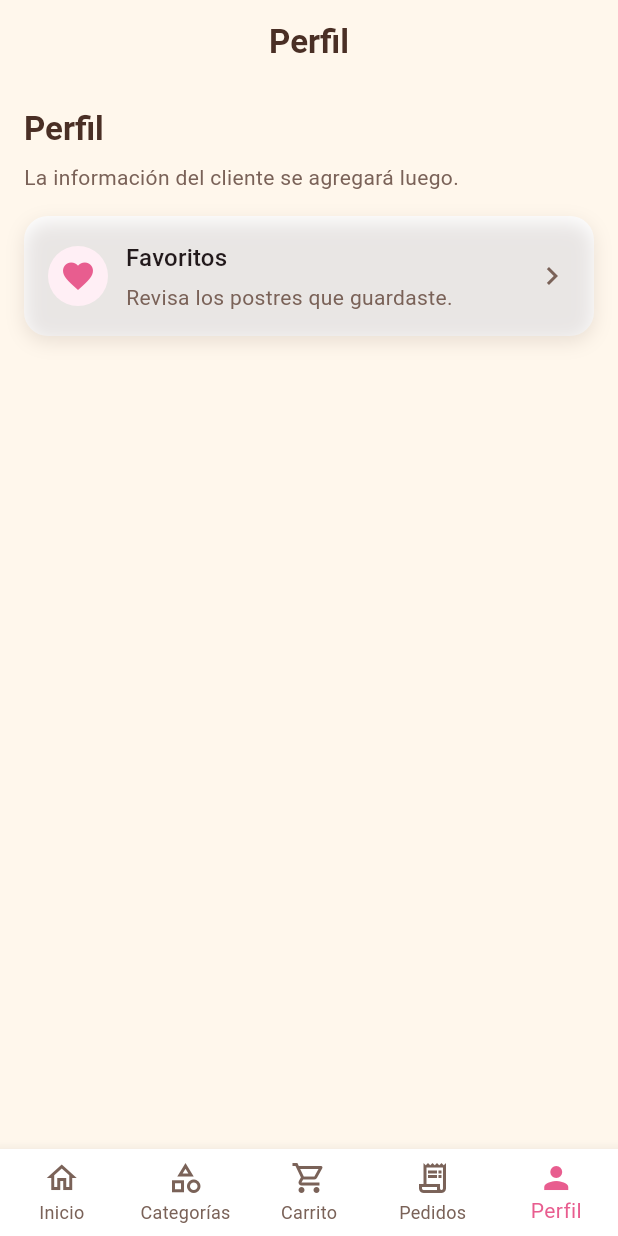
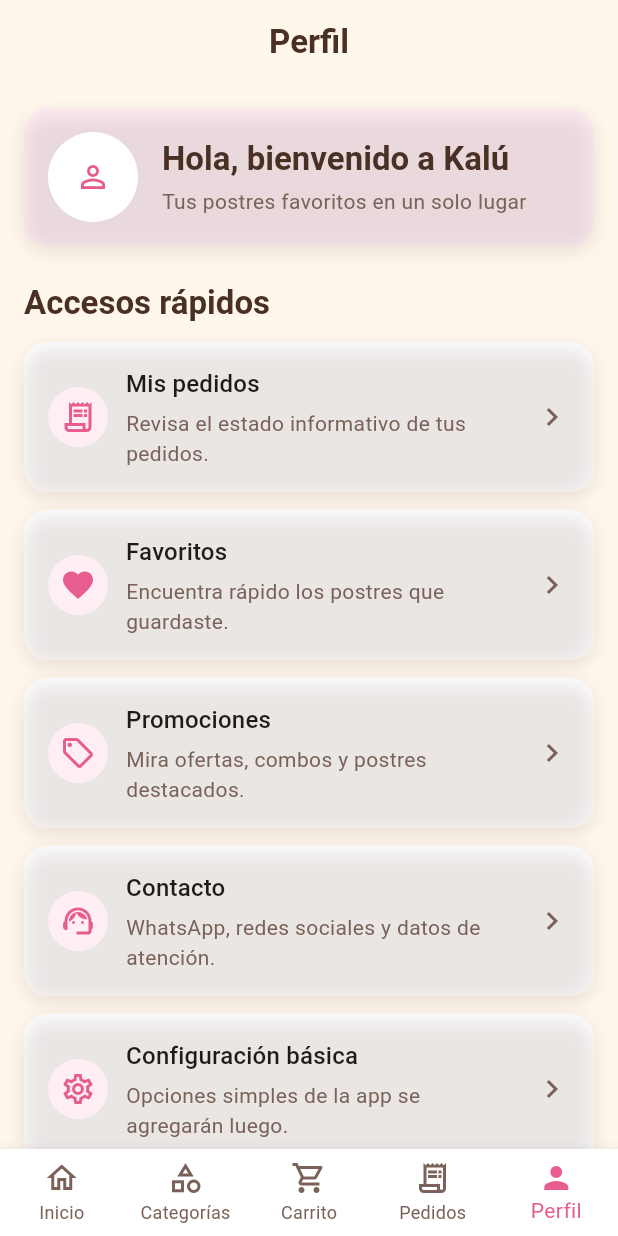
Before and after one commit to JedE21/Kalu-App-Flutter, a Flutter app: the screen it shows after launch, item 5 of the bottom bar chosen, on a phone screen of 412 x 824 dp. Run offline on Flutter 3.47's test engine with Material 3 defaults, Android fonts, the phone set to English and light mode, and no system bars.

Commit message:
Modulo - Perfil basico y contacto

```diff
--- a/lib/presentation/screens/profile/profile_screen.dart
+++ b/lib/presentation/screens/profile/profile_screen.dart
@@ -1,7 +1,10 @@
 import 'package:flutter/material.dart';
 
 import '../../../shared/shared.dart';
+import '../contact/contact_screen.dart';
 import '../favorites/favorites_screen.dart';
+import '../orders/orders_screen.dart';
+import '../promotions/promotions_screen.dart';
 
 class ProfileScreen extends StatelessWidget {
   const ProfileScreen({super.key});
@@ -11,44 +14,80 @@
     return ListView(
       padding: const EdgeInsets.all(AppSpacing.lg),
       children: [
-        const SectionTitle(title: 'Perfil'),
-        const SizedBox(height: AppSpacing.sm),
-        Text(
-          'La informaci\u00F3n del cliente se agregar\u00E1 luego.',
-          style: Theme.of(context).textTheme.bodyMedium,
-        ),
-        const SizedBox(height: AppSpacing.lg),
         AppCard(
-          onTap: () => _openFavorites(context),
+          backgroundColor: AppColors.softPink,
           child: Row(
             children: [
               const CircleAvatar(
-                backgroundColor: AppColors.softPink,
-                child: Icon(AppIcons.favorite, color: AppColors.primaryPink),
+                radius: 30,
+                backgroundColor: AppColors.white,
+                child: Icon(AppIcons.profile, color: AppColors.primaryPink),
               ),
-              const SizedBox(width: AppSpacing.md),
+              const SizedBox(width: AppSpacing.lg),
               Expanded(
                 child: Column(
                   crossAxisAlignment: CrossAxisAlignment.start,
                   children: [
                     Text(
-                      'Favoritos',
-                      style: Theme.of(context).textTheme.titleMedium,
+                      'Hola, bienvenido a Kal\u00FA',
+                      style: Theme.of(context).textTheme.titleLarge,
                     ),
                     const SizedBox(height: AppSpacing.xs),
                     Text(
-                      'Revisa los postres que guardaste.',
+                      'Tus postres favoritos en un solo lugar',
                       style: Theme.of(context).textTheme.bodyMedium,
                     ),
                   ],
                 ),
               ),
-              const Icon(Icons.chevron_right, color: AppColors.textSecondary),
             ],
           ),
         ),
+        const SizedBox(height: AppSpacing.xl),
+        const SectionTitle(title: 'Accesos r\u00E1pidos'),
+        const SizedBox(height: AppSpacing.md),
+        ProfileMenuItem(
+          title: 'Mis pedidos',
+          subtitle: 'Revisa el estado informativo de tus pedidos.',
+          icon: AppIcons.orders,
+          onTap: () => _openOrders(context),
+        ),
+        const SizedBox(height: AppSpacing.md),
+        ProfileMenuItem(
+          title: 'Favoritos',
+          subtitle: 'Encuentra r\u00E1pido los postres que guardaste.',
+          icon: AppIcons.favorite,
+          onTap: () => _openFavorites(context),
+        ),
+        const SizedBox(height: AppSpacing.md),
+        ProfileMenuItem(
+          title: 'Promociones',
+          subtitle: 'Mira ofertas, combos y postres destacados.',
+          icon: Icons.local_offer_outlined,
+          onTap: () => _openPromotions(context),
+        ),
+        const SizedBox(height: AppSpacing.md),
+        ProfileMenuItem(
+          title: 'Contacto',
+          subtitle: 'WhatsApp, redes sociales y datos de atenci\u00F3n.',
+          icon: Icons.support_agent_outlined,
+          onTap: () => _openContact(context),
+        ),
+        const SizedBox(height: AppSpacing.md),
+        ProfileMenuItem(
+          title: 'Configuraci\u00F3n b\u00E1sica',
+          subtitle: 'Opciones simples de la app se agregar\u00E1n luego.',
+          icon: Icons.settings_outlined,
+          onTap: () => _showPreparedAction(context),
+        ),
       ],
     );
+  }
+
+  void _openOrders(BuildContext context) {
+    Navigator.of(
+      context,
+    ).push(MaterialPageRoute<void>(builder: (_) => const _OrdersRoute()));
   }
 
   void _openFavorites(BuildContext context) {
@@ -56,4 +95,36 @@
       context,
     ).push(MaterialPageRoute<void>(builder: (_) => const FavoritesScreen()));
   }
+
+  void _openPromotions(BuildContext context) {
+    Navigator.of(
+      context,
+    ).push(MaterialPageRoute<void>(builder: (_) => const PromotionsScreen()));
+  }
+
+  void _openContact(BuildContext context) {
+    Navigator.of(
+      context,
+    ).push(MaterialPageRoute<void>(builder: (_) => const ContactScreen()));
+  }
+
+  void _showPreparedAction(BuildContext context) {
+    ScaffoldMessenger.of(context).showSnackBar(
+      const SnackBar(
+        content: Text(
+          'Configuraci\u00F3n b\u00E1sica quedar\u00E1 preparada para una mejora futura.',
+        ),
+        behavior: SnackBarBehavior.floating,
+      ),
+    );
+  }
 }
+
+class _OrdersRoute extends StatelessWidget {
+  const _OrdersRoute();
+
+  @override
+  Widget build(BuildContext context) {
+    return const AppScaffold(title: 'Mis pedidos', body: OrdersScreen());
+  }
+}
--- /dev/null
+++ b/lib/shared/widgets/profile_menu_item.dart
@@ -0,0 +1,47 @@
+import 'package:flutter/material.dart';
+
+import '../theme/theme.dart';
+import 'app_card.dart';
+
+class ProfileMenuItem extends StatelessWidget {
+  const ProfileMenuItem({
+    required this.title,
+    required this.subtitle,
+    required this.icon,
+    this.onTap,
+    super.key,
+  });
+
+  final String title;
+  final String subtitle;
+  final IconData icon;
+  final VoidCallback? onTap;
+
+  @override
+  Widget build(BuildContext context) {
+    return AppCard(
+      onTap: onTap,
+      child: Row(
+        children: [
+          CircleAvatar(
+            backgroundColor: AppColors.softPink,
+            child: Icon(icon, color: AppColors.primaryPink),
+          ),
+          const SizedBox(width: AppSpacing.md),
+          Expanded(
+            child: Column(
+              crossAxisAlignment: CrossAxisAlignment.start,
+              children: [
+                Text(title, style: Theme.of(context).textTheme.titleMedium),
+                const SizedBox(height: AppSpacing.xs),
+                Text(subtitle, style: Theme.of(context).textTheme.bodyMedium),
+              ],
+            ),
+          ),
+          const SizedBox(width: AppSpacing.md),
+          const Icon(Icons.chevron_right, color: AppColors.textSecondary),
+        ],
+      ),
+    );
+  }
+}
--- a/lib/shared/widgets/widgets.dart
+++ b/lib/shared/widgets/widgets.dart
@@ -9,8 +9,11 @@
 export 'app_text_field.dart';
 export 'bottom_nav_bar.dart';
 export 'category_chip.dart';
+export 'contact_info_card.dart';
 export 'favorite_button.dart';
 export 'price_widget.dart';
+export 'profile_menu_item.dart';
 export 'product_card.dart';
 export 'quantity_selector.dart';
 export 'section_title.dart';
+export 'social_button.dart';
```
Also changed, not shown: lib/presentation/screens/contact/contact_screen.dart (added, +110 -0 lines), lib/shared/widgets/contact_info_card.dart (added, +46 -0 lines), lib/shared/widgets/social_button.dart (added, +35 -0 lines), 2 other files.
